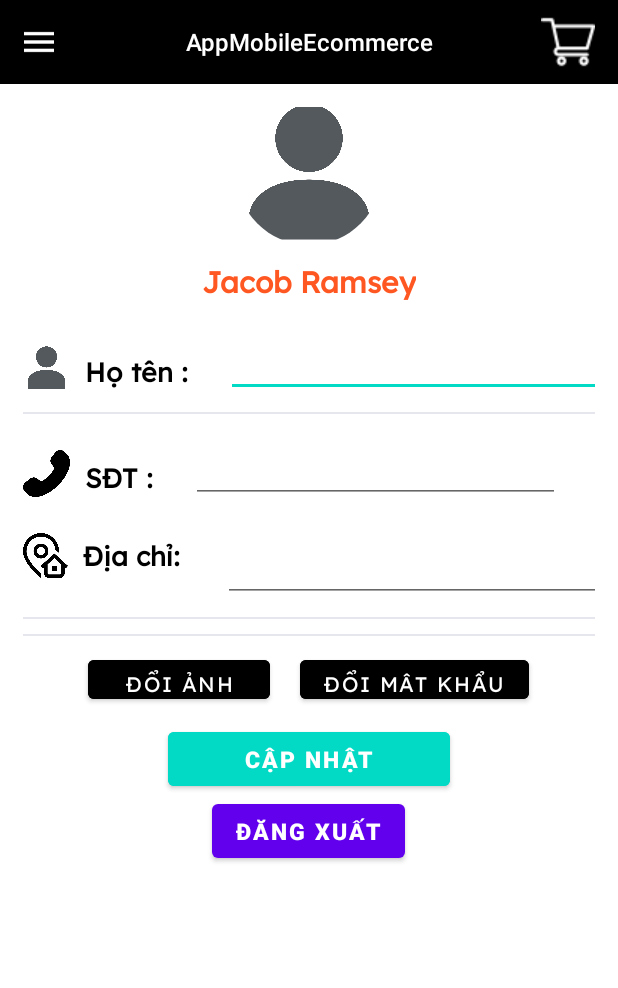
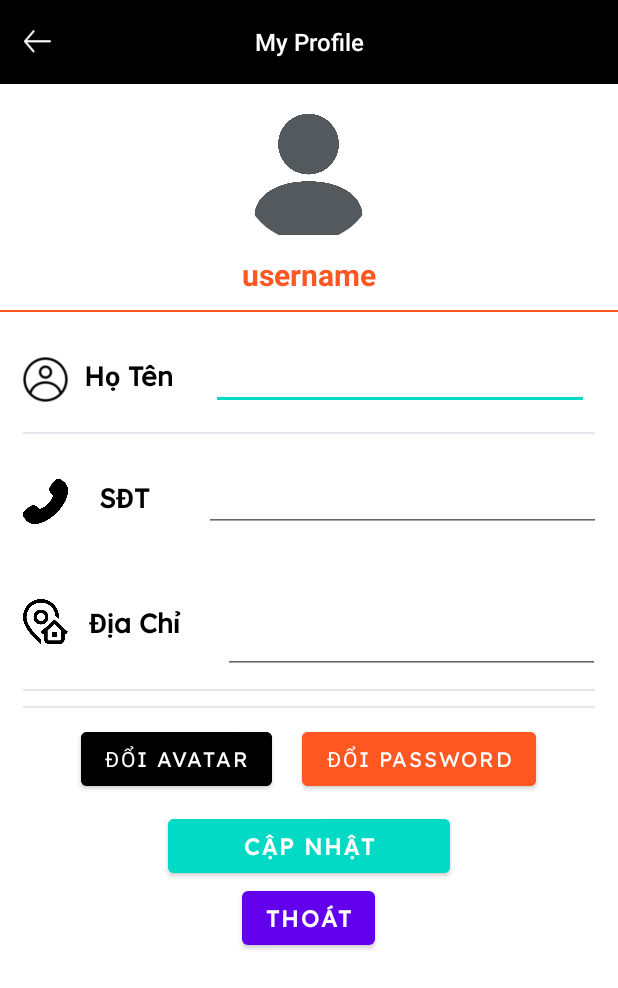
Before and after one commit to T-Huy/Android_MobileEcommerce, an Android app: the ProfileActivity screen opened directly, with no data from a screen before it, on a phone screen of 412 x 824 dp. Shown: the top 988 px of the screen. Run offline under Robolectric (Android 15) with nearby library versions, the phone set to English and light mode, and no system bars; our stand-ins replace CircleImageView; network calls fail; Roboto replaces fonts that are not available here.

Commit message:
update ui 20/05

```diff
--- a/app/src/main/res/layout/activity_profile.xml
+++ b/app/src/main/res/layout/activity_profile.xml
@@ -13,66 +13,67 @@
 
         <include
             android:id="@+id/include"
-            layout="@layout/toolbar_homepage" />
+            layout="@layout/toolbar_product_list" />
 
         <LinearLayout
             android:layout_width="match_parent"
-            android:layout_height="149dp"
+            android:layout_height="wrap_content"
             android:gravity="center"
             android:orientation="vertical"
             android:paddingTop="15dp">
 
             <de.hdodenhof.circleimageview.CircleImageView
                 android:id="@+id/profileImage"
-                android:layout_width="100dp"
-                android:layout_height="97dp"
+                android:layout_width="90dp"
+                android:layout_height="90dp"
                 android:src="@drawable/avatar" />
 
             <TextView
                 android:id="@+id/tv_username"
                 android:layout_width="wrap_content"
                 android:layout_height="wrap_content"
-                android:layout_marginTop="8dp"
-                android:fontFamily="@font/lexend_deca"
-                android:text="Jacob Ramsey"
+                android:text="username"
                 android:textColor="@color/colorAccent"
                 android:textSize="20dp"
-                android:textStyle="bold" />
+                android:layout_marginTop="8dp"
+                android:textStyle="bold"/>
 
             <View
                 android:layout_width="match_parent"
                 android:layout_height="1dp"
-                android:layout_marginTop="10dp"
-                android:background="@color/colorAccent" />
+                android:background="@color/colorAccent"
+                android:layout_marginTop="10dp"/>
 
         </LinearLayout>
 
         <LinearLayout
             android:layout_width="match_parent"
-            android:layout_height="39dp"
+            android:layout_height="50dp"
             android:layout_marginTop="20dp"
             android:orientation="horizontal"
             android:paddingLeft="15dp"
             android:paddingRight="15dp">
 
             <ImageView
-                android:layout_width="31dp"
-                android:layout_height="match_parent"
-                android:src="@drawable/avatar" />
+                android:layout_width="30dp"
+                android:layout_height="30dp"
+                android:layout_gravity="center"
+                android:src="@drawable/profile_" />
 
             <TextView
                 android:layout_width="wrap_content"
                 android:layout_height="wrap_content"
                 android:layout_marginLeft="10dp"
-                android:fontFamily="@font/lexend_deca"
-                android:text="Họ tên :"
+                android:fontFamily="@font/lexend"
+                android:gravity="center"
+                android:text="Họ Tên"
                 android:textColor="@color/black"
                 android:textSize="18dp"
                 android:textStyle="bold" />
 
             <EditText
                 android:id="@+id/edt_fullname"
-                android:layout_width="269dp"
+                android:layout_width="252dp"
                 android:layout_height="wrap_content"
                 android:layout_marginLeft="25dp"
                 android:textColor="@color/black"
@@ -89,30 +90,32 @@
 
         <LinearLayout
             android:layout_width="match_parent"
-            android:layout_height="39dp"
+            android:layout_height="50dp"
             android:layout_marginTop="20dp"
             android:orientation="horizontal"
             android:paddingLeft="15dp"
             android:paddingRight="15dp">
 
             <ImageView
-                android:layout_width="31dp"
-                android:layout_height="match_parent"
+                android:layout_width="30dp"
+                android:layout_height="30dp"
+                android:layout_gravity="center"
                 android:src="@drawable/phoneflip" />
 
             <TextView
-                android:layout_width="wrap_content"
+                android:layout_width="55dp"
                 android:layout_height="wrap_content"
                 android:layout_marginLeft="10dp"
-                android:fontFamily="@font/lexend_deca"
-                android:text="SĐT :"
+                android:fontFamily="@font/lexend"
+                android:gravity="center"
+                android:text="SĐT"
                 android:textColor="@color/black"
                 android:textSize="18dp"
                 android:textStyle="bold" />
 
             <EditText
                 android:id="@+id/edt_sodienthoai"
-                android:layout_width="246dp"
+                android:layout_width="266dp"
                 android:layout_height="wrap_content"
                 android:layout_marginLeft="25dp"
                 android:textColor="@color/black"
@@ -121,7 +124,7 @@
 
         <LinearLayout
             android:layout_width="match_parent"
-            android:layout_height="46dp"
+            android:layout_height="70dp"
             android:layout_marginTop="20dp"
             android:orientation="horizontal"
             android:paddingLeft="15dp"
@@ -130,26 +133,123 @@
             <ImageView
                 android:layout_width="30dp"
                 android:layout_height="30dp"
+                android:layout_gravity="center"
                 android:src="@drawable/address" />
 
             <TextView
                 android:layout_width="68dp"
                 android:layout_height="match_parent"
                 android:layout_marginLeft="10dp"
-                android:fontFamily="@font/lexend_deca"
-                android:text="Địa chỉ:"
+                android:fontFamily="@font/lexend"
+                android:gravity="center"
+                android:text="Địa Chỉ"
                 android:textColor="@color/black"
                 android:textSize="18dp"
                 android:textStyle="bold" />
 
             <EditText
                 android:id="@+id/edt_address"
-                android:layout_width="290dp"
+                android:layout_width="251dp"
                 android:layout_height="match_parent"
                 android:layout_marginLeft="25dp"
                 android:textColor="@color/black"
                 android:textSize="18dp" />
         </LinearLayout>
+
+        <!--    <LinearLayout-->
+        <!--        android:layout_width="match_parent"-->
+        <!--        android:layout_height="46dp"-->
+        <!--        android:layout_marginTop="20dp"-->
+        <!--        android:orientation="horizontal"-->
+        <!--        android:paddingLeft="15dp"-->
+        <!--        android:paddingRight="15dp">-->
+
+        <!--       <ImageView-->
+        <!--            android:layout_width="30dp"-->
+        <!--            android:layout_height="30dp"-->
+        <!--            android:background="@color/black"-->
+        <!--            android:src="@drawable/ic_baseline_info_24" />-->
+
+        <!--            <TextView-->
+        <!--                android:layout_width="99dp"-->
+        <!--                android:layout_height="match_parent"-->
+        <!--                android:layout_marginLeft="10dp"-->
+        <!--                android:text="SubDistrict"-->
+        <!--                android:textColor="@color/black"-->
+        <!--                android:textSize="18dp"-->
+        <!--                android:textStyle="bold" />-->
+
+        <!--            <EditText-->
+        <!--                android:id="@+id/edt_subdistrict"-->
+        <!--                android:layout_width="290dp"-->
+        <!--                android:layout_height="match_parent"-->
+        <!--                android:layout_marginLeft="25dp"-->
+        <!--                android:textColor="@color/black"-->
+        <!--                android:textSize="18dp" />-->
+        <!--    </LinearLayout>-->
+
+        <!--    <LinearLayout-->
+        <!--       android:layout_width="match_parent"-->
+        <!--       android:layout_height="46dp"-->
+        <!--       android:layout_marginTop="20dp"-->
+        <!--       android:orientation="horizontal"-->
+        <!--       android:paddingLeft="15dp"-->
+        <!--       android:paddingRight="15dp">-->
+
+        <!--        <ImageView-->
+        <!--            android:layout_width="30dp"-->
+        <!--            android:layout_height="30dp"-->
+        <!--            android:background="@color/black"-->
+        <!--            android:src="@drawable/ic_baseline_info_24" />-->
+        <!--            <TextView-->
+        <!--                android:layout_width="68dp"-->
+        <!--                android:layout_height="match_parent"-->
+        <!--                android:layout_marginLeft="10dp"-->
+        <!--                android:text="District"-->
+        <!--                android:textColor="@color/black"-->
+        <!--                android:textSize="18dp"-->
+        <!--                android:textStyle="bold" />-->
+
+        <!--            <EditText-->
+        <!--                android:id="@+id/edt_district"-->
+        <!--                android:layout_width="290dp"-->
+        <!--                android:layout_height="match_parent"-->
+        <!--                android:layout_marginLeft="25dp"-->
+        <!--                android:textColor="@color/black"-->
+        <!--                android:textSize="18dp" />-->
+        <!--    </LinearLayout>-->
+
+        <!--    <LinearLayout-->
+        <!--        android:layout_width="match_parent"-->
+        <!--        android:layout_height="46dp"-->
+        <!--        android:layout_marginTop="20dp"-->
+        <!--        android:orientation="horizontal"-->
+        <!--        android:paddingLeft="15dp"-->
+        <!--        android:paddingRight="15dp">-->
+
+        <!--        <ImageView-->
+        <!--            android:layout_width="30dp"-->
+        <!--            android:layout_height="30dp"-->
+        <!--            android:background="@color/black"-->
+        <!--            android:src="@drawable/ic_baseline_info_24" />-->
+
+        <!--        <TextView-->
+        <!--            android:layout_width="89dp"-->
+        <!--            android:layout_height="match_parent"-->
+        <!--            android:layout_marginLeft="10dp"-->
+        <!--            android:text="Province"-->
+        <!--            android:textColor="@color/black"-->
+        <!--            android:textSize="18dp"-->
+        <!--            android:textStyle="bold" />-->
+
+        <!--        <EditText-->
+        <!--            android:id="@+id/edt_province"-->
+        <!--            android:layout_width="290dp"-->
+        <!--            android:layout_height="match_parent"-->
+        <!--            android:layout_marginLeft="25dp"-->
+        <!--            android:textColor="@color/black"-->
+        <!--            android:textSize="18dp" />-->
+        <!--    </LinearLayout>-->
 
 
         <View
@@ -170,28 +270,28 @@
 
         <LinearLayout
             android:layout_width="match_parent"
-            android:layout_height="38dp"
+            android:layout_height="wrap_content"
             android:layout_marginTop="10dp"
             android:gravity="center"
             android:orientation="horizontal">
 
             <Button
                 android:id="@+id/btnLoadImage"
-                android:layout_width="121dp"
+                android:layout_width="wrap_content"
                 android:layout_height="wrap_content"
-                android:backgroundTint="@color/colortextfirst"
-                android:fontFamily="@font/lexend_deca"
+                android:backgroundTint="@color/black"
+                android:fontFamily="@font/lexend"
                 android:onClick="onLoadImageClick"
-                android:text="Đổi Ảnh" />
+                android:text="Đổi Avatar" />
 
             <Button
                 android:id="@+id/btnChangePwd"
                 android:layout_width="wrap_content"
                 android:layout_height="wrap_content"
                 android:layout_marginLeft="20dp"
-                android:backgroundTint="@color/colortextfirst"
-                android:fontFamily="@font/lexend_deca"
-                android:text="Đổi Mật Khẩu" />
+                android:backgroundTint="@color/colorAccent"
+                android:fontFamily="@font/lexend"
+                android:text="Đổi Password" />
         </LinearLayout>
 
         <LinearLayout
@@ -207,6 +307,7 @@
                 android:layout_width="188dp"
                 android:layout_height="wrap_content"
                 android:backgroundTint="@color/design_default_color_secondary"
+                android:fontFamily="@font/lexend"
                 android:text="Cập Nhật"
                 android:textSize="15dp"
                 android:textStyle="bold" />
@@ -215,7 +316,8 @@
                 android:id="@+id/btn_logout_profile"
                 android:layout_width="wrap_content"
                 android:layout_height="wrap_content"
-                android:text="Đăng Xuất"
+                android:fontFamily="@font/lexend"
+                android:text="Thoát"
                 android:textSize="15dp"
                 android:textStyle="bold" />
         </LinearLayout>
--- a/app/src/main/res/layout/activity_ship_order.xml
+++ b/app/src/main/res/layout/activity_ship_order.xml
@@ -2,7 +2,7 @@
 <LinearLayout xmlns:android="http://schemas.android.com/apk/res/android"
     xmlns:app="http://schemas.android.com/apk/res-auto"
     android:orientation="vertical"
-    android:background="@color/bg"
+    android:background="#f6f6f6"
     android:layout_width="match_parent"
     android:layout_height="match_parent">
     <include layout="@layout/toolbar_payment"/>
@@ -17,22 +17,22 @@
         <TextView
             android:layout_width="wrap_content"
             android:layout_height="wrap_content"
-            android:fontFamily="@font/lexend_deca"
+            android:fontFamily="@font/roboto_regular"
             android:text="Welcome our shipper,"
             android:textColor="@color/red"
-            android:textSize="16sp"
-            android:textStyle="bold" />
+            android:textStyle="bold"
+            android:textSize="16sp" />
 
         <TextView
             android:id="@+id/tv_shipper"
             android:layout_width="wrap_content"
             android:layout_height="wrap_content"
             android:layout_marginLeft="4dp"
-            android:fontFamily="@font/lexend_deca"
+            android:fontFamily="@font/roboto_regular"
             android:text="Tính Shipper !"
             android:textColor="@color/colorAccent"
-            android:textSize="16sp"
-            android:textStyle="bold" />
+            android:textStyle="bold"
+            android:textSize="16sp" />
     </LinearLayout>
 
     <Spinner
@@ -45,7 +45,7 @@
         android:spinnerMode="dropdown"/>
 
     <androidx.recyclerview.widget.RecyclerView
-        android:id="@+id/recyclerView"
+        android:id="@+id/recyclerViewUser"
         android:paddingTop="15sp"
         android:clipToPadding="false"
         android:layout_width="match_parent"
```
